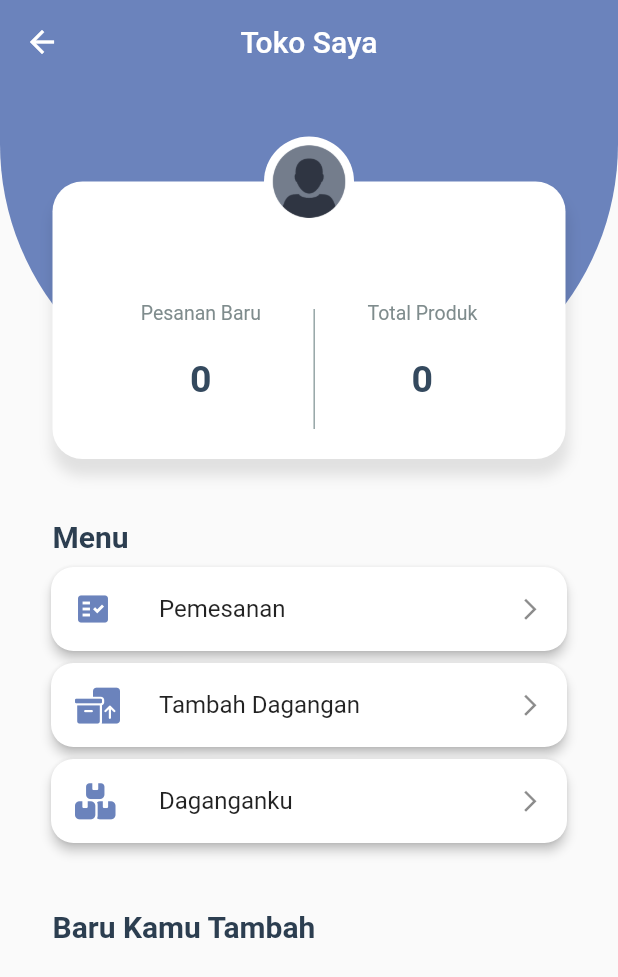
After one commit to syahlan1/MobileAppStore, a Flutter app: the ProfileFragmentScreen screen opened directly, after a tap on "Toko Saya", on a phone screen of 412 x 824 dp. The commit adds this screen. Shown: the top 977 px of the screen. Run offline on Flutter 3.47's test engine with Material 2 defaults, Android fonts, the phone set to English and light mode, and no system bars; our stand-ins replace flutter_rating_bar, fluttertoast, font_awesome_flutter, get, image_picker, liquid_pull_to_refresh and 2 more; accounts and stored records are empty; network calls fail.

Commit message:
home seller screen

```diff
--- a/lib/admin/admin_login.dart
+++ b/lib/admin/admin_login.dart
@@ -6,13 +6,8 @@ import 'package:fluttertoast/fluttertoast.dart';
 import 'package:get/get.dart';
 import 'package:http/http.dart' as http;
 import 'package:store_app/admin/admin_get_all_orders.dart';
-import 'package:store_app/admin/admin_upload_items.dart';
 import 'package:store_app/api_connection/api_connection.dart';
 import 'package:store_app/users/authentication/login_screen.dart';
-import 'package:store_app/users/authentication/signup_screen.dart';
-import 'package:store_app/users/fragments/dashboard_of_fragments.dart';
-import 'package:store_app/users/model/user.dart';
-import 'package:store_app/users/userPreferences/user_preferences.dart';
 
 class AdminLoginScreen extends StatefulWidget {
   @override
--- a/lib/admin/admin_upload_items.dart
+++ b/lib/admin/admin_upload_items.dart
@@ -6,11 +6,8 @@ import 'package:fluttertoast/fluttertoast.dart';
 import 'package:get/get_core/src/get_main.dart';
 import 'package:get/get_navigation/get_navigation.dart';
 import 'package:image_picker/image_picker.dart';
-import 'package:store_app/admin/admin_get_all_orders.dart';
-import 'package:store_app/admin/admin_login.dart';
 import 'package:http/http.dart' as http;
 import 'package:store_app/api_connection/api_connection.dart';
-import 'package:store_app/users/authentication/login_screen.dart';
 
 class AdminUploadItemsScreen extends StatefulWidget {
   @override
--- /dev/null
+++ b/lib/seller/home_seller.dart
@@ -0,0 +1,309 @@
+import 'package:flutter/material.dart';
+import 'package:font_awesome_flutter/font_awesome_flutter.dart';
+import 'package:get/get.dart';
+import 'package:store_app/users/fragments/dashboard_of_fragments.dart';
+import 'package:store_app/users/userPreferences/current_user.dart';
+
+class HomeSeller extends StatefulWidget {
+  const HomeSeller({super.key});
+
+  @override
+  State<HomeSeller> createState() => _HomeSellerState();
+}
+
+class _HomeSellerState extends State<HomeSeller> {
+  final CurrentUser _currentUser = Get.put(CurrentUser());
+
+  @override
+  Widget build(BuildContext context) {
+    return Scaffold(
+      appBar: AppBar(
+        leading: IconButton(
+          onPressed: () {
+            Get.to(DashboardOfFragments());
+          },
+          icon: const Icon(Icons.arrow_back),
+          color: Colors.white,
+        ),
+        centerTitle: true,
+        title: const Text(
+          'Toko Saya',
+          style: TextStyle(color: Colors.white),
+        ),
+        backgroundColor: const Color(0xff6b83bc),
+        elevation: 0.0,
+      ),
+      body: RefreshIndicator(
+        onRefresh: _handleRefresh,
+        child: ListView(
+          children: [
+            Stack(
+              children: [
+                Container(
+                  height: 220,
+                  decoration: const BoxDecoration(
+                    color: Color(0xff6b83bc),
+                    borderRadius: BorderRadius.only(
+                      bottomRight: Radius.circular(180),
+                      bottomLeft: Radius.circular(180),
+                    ),
+                  ),
+                ),
+                Center(
+                  child: Column(
+                    mainAxisAlignment: MainAxisAlignment.start,
+                    children: [
+                      Container(
+                        margin:
+                            const EdgeInsets.only(top: 65, left: 35, right: 35),
+                        height: 185,
+                        // ignore: sort_child_properties_last
+                        child: Row(
+                          mainAxisAlignment: MainAxisAlignment.center,
+                          crossAxisAlignment: CrossAxisAlignment.start,
+                          children: [
+                            Container(
+                              margin: EdgeInsets.only(
+                                top: 80,
+                              ),
+                              child: const Column(
+                                crossAxisAlignment: CrossAxisAlignment.center,
+                                children: [
+                                  Text(
+                                    "Pesanan Baru",
+                                    style: TextStyle(
+                                      fontSize: 13,
+                                      color: Color(0xff7f8c8d),
+                                    ),
+                                  ),
+                                  SizedBox(
+                                    height: 22,
+                                  ),
+                                  Text(
+                                    "0",
+                                    style: TextStyle(
+                                      fontSize: 25,
+                                      fontWeight: FontWeight.bold,
+                                      color: Color(0xff34495e),
+                                    ),
+                                  ),
+                                ],
+                              ),
+                            ),
+                            Container(
+                              height:
+                                  80, // Sesuaikan dengan tinggi yang diinginkan
+                              width: 1, // Lebar pemisah
+                              color: Color(0xff95a5a6),
+                              margin: EdgeInsets.only(
+                                top: 85,
+                                left: 35,
+                                right: 35,
+                              ),
+                            ),
+                            Container(
+                              margin: EdgeInsets.only(top: 80),
+                              child: const Column(
+                                crossAxisAlignment: CrossAxisAlignment.center,
+                                children: [
+                                  Text(
+                                    "Total Produk",
+                                    style: TextStyle(
+                                      fontSize: 13,
+                                      color: Color(0xff7f8c8d),
+                                    ),
+                                  ),
+                                  SizedBox(
+                                    height: 22,
+                                  ),
+                                  Text(
+                                    "0",
+                                    style: TextStyle(
+                                      fontSize: 25,
+                                      fontWeight: FontWeight.bold,
+                                      color: Color(0xff34495e),
+                                    ),
+                                  ),
+                                ],
+                              ),
+                            ),
+                          ],
+                        ),
+                        decoration: BoxDecoration(
+                          color: Colors.white,
+                          borderRadius: BorderRadius.circular(20),
+                          boxShadow: [
+                            BoxShadow(
+                              color: Colors.black.withOpacity(0.1),
+                              spreadRadius: 1,
+                              blurRadius: 7,
+                              offset: const Offset(
+                                  1, 10), // changes position of shadow
+                            ),
+                          ],
+                        ),
+                      ),
+                    ],
+                  ),
+                ),
+                Center(
+                  child: Column(
+                    children: [
+                      Container(
+                        width: 60,
+                        height: 60,
+                        decoration: BoxDecoration(
+                          color: Colors.white,
+                          borderRadius: BorderRadius.circular(50),
+                        ),
+                        margin: const EdgeInsets.only(top: 35),
+                      ),
+                      SizedBox(
+                        height: 3,
+                      ),
+                      Text(
+                        _currentUser.user.user_name,
+                        style: TextStyle(
+                          fontSize: 15,
+                          fontWeight: FontWeight.bold,
+                          color: Color(0xff34495e),
+                        ),
+                      ),
+                    ],
+                  ),
+                ),
+                Center(
+                  child: Container(
+                    margin: const EdgeInsets.only(top: 40),
+                    child: Image.asset(
+                      "images/man.png",
+                      width: 50,
+                    ),
+                  ),
+                ),
+              ],
+            ),
+            Container(
+              margin: EdgeInsets.only(
+                left: 35,
+                top: 40,
+                bottom: 5,
+              ),
+              child: Row(
+                children: [
+                  Text(
+                    "Menu",
+                    style: TextStyle(
+                      fontSize: 20,
+                      fontWeight: FontWeight.bold,
+                      color: Color(0xff2c3e50),
+                    ),
+                  ),
+                ],
+              ),
+            ),
+            Container(
+              margin: EdgeInsets.only(
+                left: 30,
+                right: 30,
+              ),
+              child: Column(
+                children: [
+                  Card(
+                    shape: RoundedRectangleBorder(
+                      borderRadius: BorderRadius.circular(15),
+                    ),
+                    elevation: 3,
+                    child: InkWell(
+                      onTap: () {},
+                      borderRadius: BorderRadius.circular(15),
+                      child: ListTile(
+                        leading: Icon(
+                          Icons.fact_check,
+                          color: Color(0xff6b83bc),
+                        ),
+                        title: Text('Pemesanan'),
+                        trailing: Icon(
+                          Icons.arrow_forward_ios,
+                          size: 17,
+                        ),
+                      ),
+                    ),
+                  ),
+                  Card(
+                    shape: RoundedRectangleBorder(
+                      borderRadius: BorderRadius.circular(15),
+                    ),
+                    elevation: 3,
+                    child: InkWell(
+                      onTap: () {},
+                      borderRadius: BorderRadius.circular(15),
+                      child: ListTile(
+                        leading: Icon(
+                          FontAwesomeIcons.boxesPacking,
+                          color: Color(0xff6b83bc),
+                        ),
+                        title: Text('Tambah Dagangan'),
+                        trailing: Icon(
+                          Icons.arrow_forward_ios,
+                          size: 17,
+                        ),
+                      ),
+                    ),
+                  ),
+                  Card(
+                    shape: RoundedRectangleBorder(
+                      borderRadius: BorderRadius.circular(15),
+                    ),
+                    elevation: 3,
+                    child: InkWell(
+                      onTap: () {},
+                      borderRadius: BorderRadius.circular(15),
+                      child: ListTile(
+                        leading: Icon(
+                          FontAwesomeIcons.boxesStacked,
+                          color: Color(0xff6b83bc),
+                        ),
+                        title: Text('Daganganku'),
+                        trailing: Icon(
+                          Icons.arrow_forward_ios,
+                          size: 17,
+                        ),
+                      ),
+                    ),
+                  ),
+                ],
+              ),
+            ),
+            Container(
+              margin: EdgeInsets.only(
+                left: 35,
+                top: 40,
+                bottom: 5,
+              ),
+              child: Row(
+                children: [
+                  Text(
+                    "Baru Kamu Tambah",
+                    style: TextStyle(
+                      fontSize: 20,
+                      fontWeight: FontWeight.bold,
+                      color: Color(0xff2c3e50),
+                    ),
+                  ),
+                ],
+              ),
+            ),
+          ],
+        ),
+      ),
+    );
+  }
+
+  Future<void> _handleRefresh() async {
+    await Future.delayed(Duration(seconds: 2));
+    setState(() {
+      HomeSeller();
+    });
+  }
+}
--- a/lib/users/fragments/dashboard_of_fragments.dart
+++ b/lib/users/fragments/dashboard_of_fragments.dart
@@ -1,5 +1,4 @@
 import 'package:flutter/material.dart';
-import 'package:font_awesome_flutter/font_awesome_flutter.dart';
 import 'package:get/get.dart';
 import 'package:get/get_core/src/get_main.dart';
 import 'package:store_app/users/fragments/favorites_fragment_screen.dart';
--- a/lib/users/fragments/profile_fragment_screen.dart
+++ b/lib/users/fragments/profile_fragment_screen.dart
@@ -3,7 +3,7 @@ import 'package:flutter/material.dart';
 import 'package:get/get.dart';
 import 'package:get/get_core/src/get_main.dart';
 import 'package:get/get_instance/get_instance.dart';
-import 'package:http/http.dart';
+import 'package:store_app/seller/home_seller.dart';
 import 'package:store_app/users/authentication/login_screen.dart';
 import 'package:store_app/users/userPreferences/current_user.dart';
 import 'package:store_app/users/userPreferences/user_preferences.dart';
@@ -76,7 +76,8 @@ class ProfileFragmentScreen extends StatelessWidget {
 
   @override
   Widget build(BuildContext context) {
-    return Container(
+    return Scaffold(
+      body: Container(
         child: ListView(
           children: [
             Container(
@@ -122,19 +123,39 @@ class ProfileFragmentScreen extends StatelessWidget {
             ),
             SizedBox(height: 40),
             ListTile(
+              leading: Icon(Icons.storefront),
+              title: Text("Toko Saya"),
+              onTap: () {
+                Get.to(HomeSeller());
+              },
+              trailing: Icon(Icons.chevron_right_rounded),
+            ),
+            ListTile(
               leading: Icon(Icons.language),
               title: Text("Bahasa"),
               onTap: () {},
+              trailing: Icon(Icons.chevron_right_rounded),
             ),
             ListTile(
-            leading: Icon(Icons.logout),
-            title: Text("Logout"),
+              leading: Icon(
+                Icons.logout,
+                color: Colors.redAccent,
+              ),
+              title: Text(
+                "Logout",
+                style: TextStyle(color: Colors.redAccent),
+              ),
+              trailing: Icon(
+                Icons.chevron_right_rounded,
+                color: Colors.redAccent,
+              ),
               onTap: () {
                 signOutUser();
               },
             ),
           ],
         ),
+      ),
     );
   }
 }
--- a/lib/users/order/order_confirmation.dart
+++ b/lib/users/order/order_confirmation.dart
@@ -8,7 +8,6 @@ import 'package:image_picker/image_picker.dart';
 import 'package:path/path.dart' as path;
 import 'package:store_app/api_connection/api_connection.dart';
 import 'package:store_app/users/fragments/dashboard_of_fragments.dart';
-import 'package:store_app/users/fragments/order_fragment_screen.dart';
 import 'package:store_app/users/model/order.dart';
 import 'package:store_app/users/userPreferences/current_user.dart';
 import 'package:http/http.dart' as http;
--- a/lib/users/order/order_now_screen.dart
+++ b/lib/users/order/order_now_screen.dart
@@ -1,7 +1,6 @@
 import 'package:flutter/material.dart';
 import 'package:fluttertoast/fluttertoast.dart';
 import 'package:get/get.dart';
-import 'package:store_app/users/controllers/cart_list_controller.dart';
 import 'package:store_app/users/controllers/order_now_controller.dart';
 import 'package:intl/intl.dart';
 import 'package:store_app/users/order/order_confirmation.dart';
```
Also changed, not shown: lib/seller/order_menu_screen.dart (added), 2 other files. Lines whose indentation alone changed are shown as unchanged.
